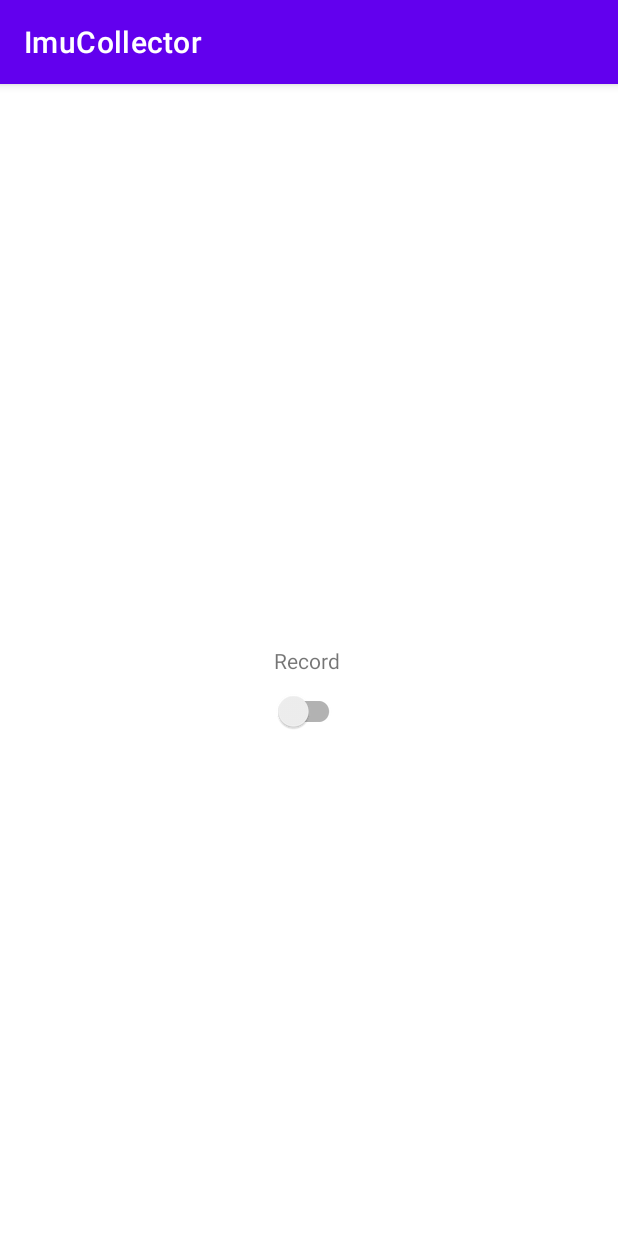
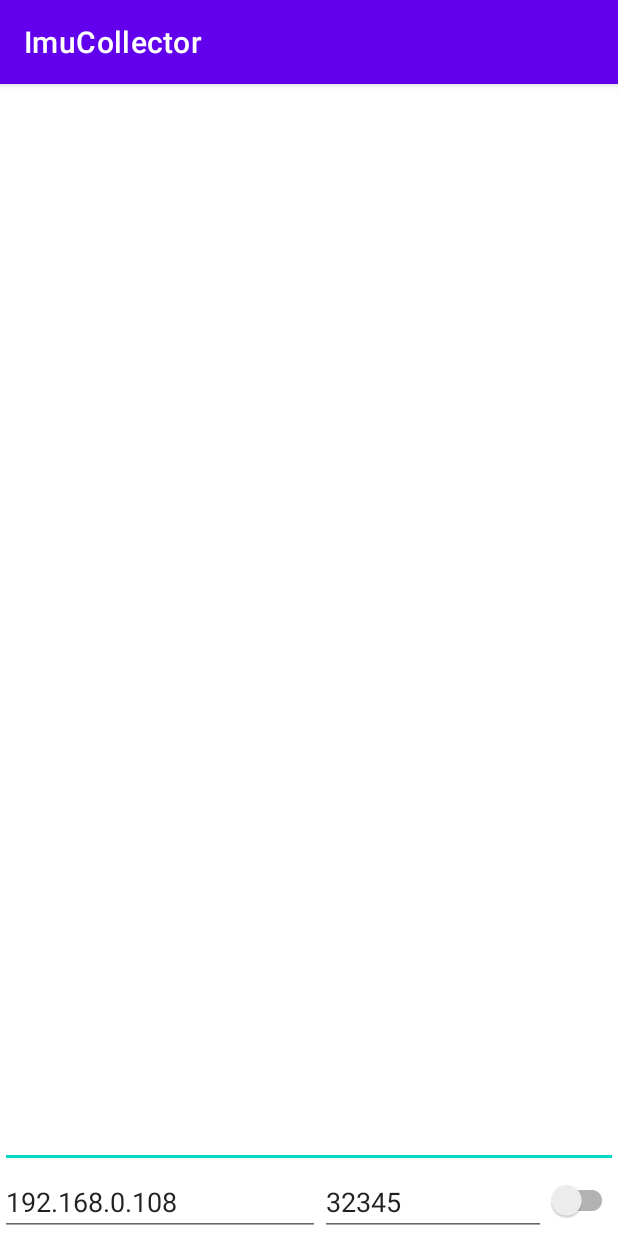
Before and after one commit to kekeliu-whu/imu_pose_estimator, an Android app: the screen it shows after launch (MainActivity), on a phone screen of 412 x 824 dp. Run offline under Robolectric (Android 15) with nearby library versions, the phone set to English and light mode, and no system bars; libraries missing offline, so code that uses them is left out: com.googlecode.concurrentlinkedhashmap, io.grpc; 12 statements that could not run were skipped.

Commit message:
adjust ui

```diff
--- a/1-AndroidDataCollector/app/src/main/java/com/example/imucollector/MainActivity.java
+++ b/1-AndroidDataCollector/app/src/main/java/com/example/imucollector/MainActivity.java
@@ -5,7 +5,7 @@ import android.hardware.SensorEvent;
 import android.hardware.SensorEventListener;
 import android.hardware.SensorManager;
 import android.os.Bundle;
-import android.util.Log;
+import android.widget.EditText;
 import android.widget.Toast;
 
 import androidx.appcompat.app.AppCompatActivity;
@@ -13,45 +13,59 @@ import androidx.appcompat.widget.SwitchCompat;
 
 import com.example.imucollector.proto.GreeterGrpc;
 import com.example.imucollector.proto.Types;
+import com.google.common.base.Throwables;
 import com.google.common.primitives.Floats;
 import com.google.protobuf.Timestamp;
 
-import java.util.LinkedList;
-import java.util.List;
+import java.util.Arrays;
 import java.util.Optional;
+import java.util.concurrent.atomic.AtomicReference;
 
 import io.grpc.ManagedChannel;
 import io.grpc.ManagedChannelBuilder;
+import io.grpc.StatusRuntimeException;
 
 public class MainActivity extends AppCompatActivity implements SensorEventListener {
 
-    ImuDataCombiner imuDataCollector;
-
-    private int seq = 0;
+    private ImuDataCombiner imuDataCollector;
 
     @Override
     public void onCreate(Bundle savedInstanceState) {
         super.onCreate(savedInstanceState);
         setContentView(R.layout.activity_main);
 
-        ManagedChannel channel = ManagedChannelBuilder.forAddress("192.168.0.108", 32345).usePlaintext().build();
-        var serviceStub = GreeterGrpc.newBlockingStub(channel);
+        var channel = new AtomicReference<ManagedChannel>();
+        var serviceStub = new AtomicReference<GreeterGrpc.GreeterBlockingStub>();
 
-        SensorManager sensorManager = (SensorManager) getSystemService(SENSOR_SERVICE);
+        var sensorManager = (SensorManager) getSystemService(SENSOR_SERVICE);
         sensorManager.registerListener(this, sensorManager.getDefaultSensor(Sensor.TYPE_ACCELEROMETER_UNCALIBRATED), SensorManager.SENSOR_DELAY_FASTEST);
         sensorManager.registerListener(this, sensorManager.getDefaultSensor(Sensor.TYPE_GYROSCOPE_UNCALIBRATED), SensorManager.SENSOR_DELAY_FASTEST);
 
         imuDataCollector = new ImuDataCombiner();
 
-        SwitchCompat aSwitch = findViewById(R.id.switch1);
+        EditText editTextLog = (EditText) findViewById(R.id.editTextLog);
+
+        SwitchCompat aSwitch = findViewById(R.id.switchSendImuData);
         aSwitch.setOnCheckedChangeListener((buttonView, isChecked) -> {
             if (isChecked) {
+                channel.set(
+                        ManagedChannelBuilder
+                                .forAddress(
+                                        ((EditText) findViewById(R.id.editTextGrpcEndpointIP)).getText().toString(),
+                                        Integer.parseInt(((EditText) findViewById(R.id.editTextGrpcEndpointPort)).getText().toString())
+                                )
+                                .usePlaintext()
+                                .build()
+                );
+                serviceStub.set(GreeterGrpc.newBlockingStub(channel.get()));
+                Toast.makeText(getApplicationContext(), "Sending data ...", Toast.LENGTH_SHORT).show();
             } else {
-                Toast.makeText(getApplicationContext(), "Data saved to imu.txt", Toast.LENGTH_SHORT).show();
+                Toast.makeText(getApplicationContext(), "Data send off", Toast.LENGTH_SHORT).show();
             }
         });
 
         new Thread(() -> {
+            int seq = 0;
             while (true) {
                 try {
                     Optional<ImuData> imuDataOp = imuDataCollector.TryPopOldestImuData();
@@ -69,14 +83,26 @@ public class MainActivity extends AppCompatActivity implements SensorEventListen
                                 .addAllAngularVelocity(Floats.asList(d.ang))
                                 .addAllLinearAcceleration(Floats.asList(d.acc))
                                 .build();
-                        var reply = serviceStub.sendImuData(request);
+                        var reply = serviceStub.get().sendImuData(request);
 
                         imuDataCollector.Clear();
 
+                        editTextLog.post(
+                                () -> editTextLog.setText(
+                                        String.format("Post message succeed:\n\n%s\n", request.toString())
+                                )
+                        );
+
                         ++seq;
                     }
-                } catch (io.grpc.StatusRuntimeException e) {
+                } catch (StatusRuntimeException e) {
                     e.printStackTrace();
+                    editTextLog.post(
+                            () -> editTextLog.setText(
+//                                    String.format("Post message failed:\n\n%s\n", Throwables.getStackTraceAsString(e))
+                                    String.format("Post message failed:\n\n%s\n", e)
+                            )
+                    );
                 }
             }
         }, "imu-handler").start();
@@ -84,6 +110,9 @@ public class MainActivity extends AppCompatActivity implements SensorEventListen
 
     @Override
     public void onSensorChanged(SensorEvent event) {
+        if (!((SwitchCompat) findViewById(R.id.switchSendImuData)).isChecked()) {
+            return;
+        }
         switch (event.sensor.getType()) {
             case Sensor.TYPE_ACCELEROMETER_UNCALIBRATED:
                 imuDataCollector.AddAcc(event.timestamp, event.values);
--- a/1-AndroidDataCollector/app/src/main/res/layout/activity_main.xml
+++ b/1-AndroidDataCollector/app/src/main/res/layout/activity_main.xml
@@ -6,23 +6,50 @@
     android:layout_height="match_parent"
     tools:context=".MainActivity">
 
-    <TextView
-        android:id="@+id/textView"
+    <androidx.appcompat.widget.SwitchCompat
+        android:id="@+id/switchSendImuData"
         android:layout_width="wrap_content"
         android:layout_height="wrap_content"
-        android:text="@string/recordLabelText"
+        android:textSize="8sp"
         app:layout_constraintBottom_toBottomOf="parent"
-        app:layout_constraintHorizontal_bias="0.497"
-        app:layout_constraintLeft_toLeftOf="parent"
-        app:layout_constraintRight_toRightOf="parent"
+        app:layout_constraintEnd_toEndOf="parent" />
+
+    <EditText
+        android:id="@+id/editTextLog"
+        android:layout_width="0dp"
+        android:layout_height="0dp"
+        android:editable="false"
+        android:ems="10"
+        android:gravity="start|top"
+        android:inputType="textMultiLine"
+        android:lines="1000"
+        android:textSize="8sp"
+        app:layout_constraintBottom_toTopOf="@+id/editTextGrpcEndpointPort"
+        app:layout_constraintEnd_toEndOf="parent"
+        app:layout_constraintStart_toStartOf="parent"
         app:layout_constraintTop_toTopOf="parent" />
 
-    <androidx.appcompat.widget.SwitchCompat
-        android:id="@+id/switch1"
-        android:layout_width="wrap_content"
+    <EditText
+        android:id="@+id/editTextGrpcEndpointIP"
+        android:layout_width="0dp"
+        android:layout_height="45dp"
+        android:ems="10"
+        android:hint="IP Address"
+        android:inputType="textPersonName"
+        android:text="192.168.0.108"
+        app:layout_constraintBottom_toBottomOf="parent"
+        app:layout_constraintTop_toBottomOf="@+id/editTextLog" />
+
+    <EditText
+        android:id="@+id/editTextGrpcEndpointPort"
+        android:layout_width="0dp"
         android:layout_height="wrap_content"
-        app:layout_constraintEnd_toEndOf="parent"
-        app:layout_constraintStart_toStartOf="parent"
-        app:layout_constraintTop_toBottomOf="@+id/textView" />
+        android:ems="10"
+        android:hint="Port"
+        android:inputType="textPersonName"
+        android:text="32345"
+        app:layout_constraintBottom_toBottomOf="parent"
+        app:layout_constraintEnd_toStartOf="@+id/switchSendImuData"
+        app:layout_constraintStart_toEndOf="@+id/editTextGrpcEndpointIP" />
 
 </androidx.constraintlayout.widget.ConstraintLayout>
```
